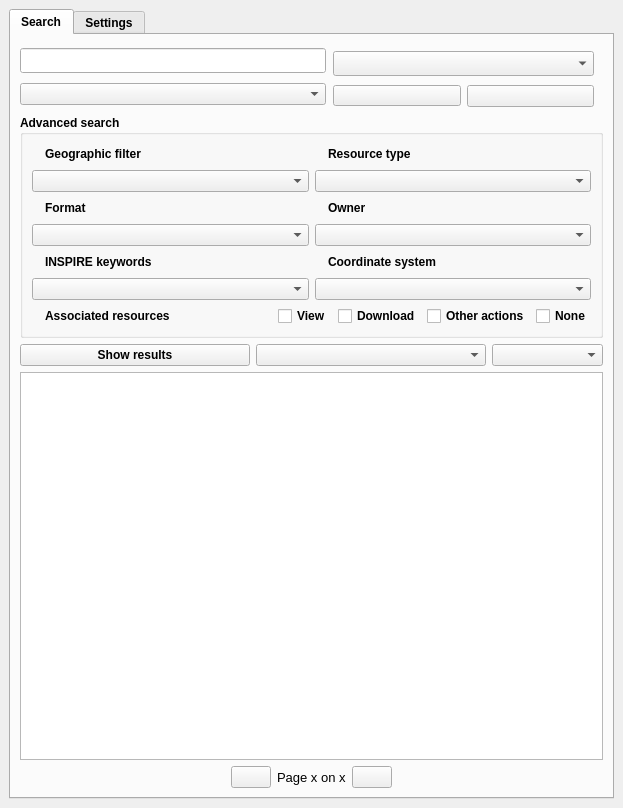
Old version of the form ui/isogeo_dockwidget_base.ui in the repository isogeo/isogeo-plugin-qgis.
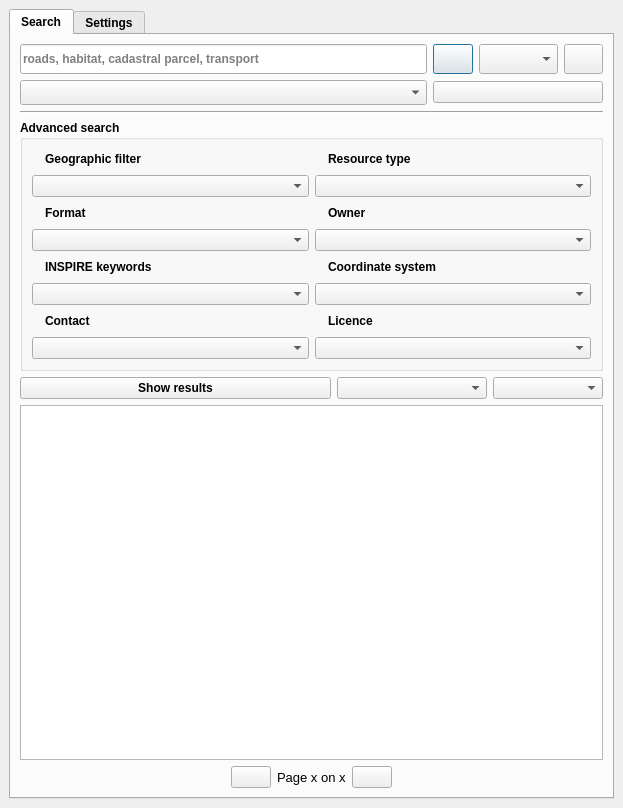
New version of the form. Icons and pictures are not drawn. Custom widgets are drawn as their Qt base class.

Commit message: delete actions filter and add licence and contact filters UI elements

Diff of the .ui file:
```diff
--- a/ui/isogeo_dockwidget_base.ui
+++ b/ui/isogeo_dockwidget_base.ui
@@ -13,7 +13,7 @@
   <property name="minimumSize">
    <size>
     <width>623</width>
-    <height>716</height>
+    <height>759</height>
    </size>
   </property>
   <property name="windowIcon">
@@ -48,6 +48,9 @@
         <bold>true</bold>
        </font>
       </property>
+      <property name="autoFillBackground">
+       <bool>false</bool>
+      </property>
       <property name="currentIndex">
        <number>0</number>
       </property>
@@ -61,177 +64,6 @@
        </attribute>
        <layout class="QGridLayout" name="gridLayout_3">
         <item column="0" row="3">
-         <widget class="QTableWidget" name="tbl_result">
-          <property name="editTriggers">
-           <set>QAbstractItemView::NoEditTriggers</set>
-          </property>
-          <property name="sortingEnabled">
-           <bool>false</bool>
-          </property>
-          <attribute name="horizontalHeaderVisible">
-           <bool>false</bool>
-          </attribute>
-          <attribute name="horizontalHeaderShowSortIndicator" stdset="0">
-           <bool>false</bool>
-          </attribute>
-          <attribute name="verticalHeaderVisible">
-           <bool>false</bool>
-          </attribute>
-          <column>
-           <property name="text">
-            <string>Title</string>
-           </property>
-          </column>
-          <column>
-           <property name="text">
-            <string>Modified</string>
-           </property>
-          </column>
-          <column>
-           <property name="text">
-            <string>Type</string>
-           </property>
-          </column>
-          <column>
-           <property name="text">
-            <string>Add</string>
-           </property>
-          </column>
-         </widget>
-        </item>
-        <item column="0" row="0">
-         <layout class="QHBoxLayout" name="horizontalLayout_14">
-          <item>
-           <layout class="QVBoxLayout" name="verticalLayout_6">
-            <item>
-             <widget class="QLineEdit" name="txt_input">
-              <property name="minimumSize">
-               <size>
-                <width>200</width>
-                <height>25</height>
-               </size>
-              </property>
-              <property name="toolTip">
-               <string>Enter your search terms</string>
-              </property>
-              <property name="autoFillBackground">
-               <bool>true</bool>
-              </property>
-              <property name="inputMask">
-               <string />
-              </property>
-              <property name="text">
-               <string />
-              </property>
-             </widget>
-            </item>
-            <item>
-             <widget class="QComboBox" name="cbb_quicksearch" />
-            </item>
-           </layout>
-          </item>
-          <item>
-           <widget class="QWidget" name="widget" native="true">
-            <property name="minimumSize">
-             <size>
-              <width>271</width>
-              <height>65</height>
-             </size>
-            </property>
-            <widget class="QWidget" name="layoutWidget">
-             <property name="geometry">
-              <rect>
-               <x>1</x>
-               <y>4</y>
-               <width>261</width>
-               <height>64</height>
-              </rect>
-             </property>
-             <layout class="QVBoxLayout" name="verticalLayout_11">
-              <item>
-               <widget class="QComboBox" name="cbb_keywords">
-                <property name="minimumSize">
-                 <size>
-                  <width>0</width>
-                  <height>25</height>
-                 </size>
-                </property>
-               </widget>
-              </item>
-              <item>
-               <layout class="QHBoxLayout" name="horizontalLayout_13">
-                <item>
-                 <widget class="QPushButton" name="btn_save">
-                  <property name="maximumSize">
-                   <size>
-                    <width>16777215</width>
-                    <height>16777215</height>
-                   </size>
-                  </property>
-                  <property name="font">
-                   <font>
-                    <pointsize>8</pointsize>
-                   </font>
-                  </property>
-                  <property name="toolTip">
-                   <string>Save research</string>
-                  </property>
-                  <property name="text">
-                   <string />
-                  </property>
-                  <property name="icon">
-                   <iconset resource="../resources.qrc">
-                    <normaloff>:/plugins/Isogeo/resources/save.svg</normaloff>:/plugins/Isogeo/resources/save.svg</iconset>
-                  </property>
-                  <property name="iconSize">
-                   <size>
-                    <width>18</width>
-                    <height>18</height>
-                   </size>
-                  </property>
-                 </widget>
-                </item>
-                <item>
-                 <widget class="QPushButton" name="btn_reinit">
-                  <property name="minimumSize">
-                   <size>
-                    <width>81</width>
-                    <height>0</height>
-                   </size>
-                  </property>
-                  <property name="maximumSize">
-                   <size>
-                    <width>16777215</width>
-                    <height>16777215</height>
-                   </size>
-                  </property>
-                  <property name="toolTip">
-                   <string>Reset all input fields</string>
-                  </property>
-                  <property name="text">
-                   <string />
-                  </property>
-                  <property name="icon">
-                   <iconset resource="../resources.qrc">
-                    <normaloff>:/plugins/Isogeo/resources/undo.svg</normaloff>:/plugins/Isogeo/resources/undo.svg</iconset>
-                  </property>
-                  <property name="iconSize">
-                   <size>
-                    <width>18</width>
-                    <height>18</height>
-                   </size>
-                  </property>
-                 </widget>
-                </item>
-               </layout>
-              </item>
-             </layout>
-            </widget>
-           </widget>
-          </item>
-         </layout>
-        </item>
-        <item column="0" row="2">
          <layout class="QHBoxLayout" name="horizontalLayout_17">
           <item>
            <widget class="QPushButton" name="btn_show">
@@ -255,6 +87,12 @@
           </item>
           <item>
            <widget class="QComboBox" name="cbb_ob">
+            <property name="maximumSize">
+             <size>
+              <width>150</width>
+              <height>16777215</height>
+             </size>
+            </property>
             <property name="toolTip">
              <string>Sorting method</string>
             </property>
@@ -270,7 +108,7 @@
             </property>
             <property name="maximumSize">
              <size>
-              <width>111</width>
+              <width>110</width>
               <height>16777215</height>
              </size>
             </property>
@@ -282,6 +120,45 @@
          </layout>
         </item>
         <item column="0" row="4">
+         <widget class="QTableWidget" name="tbl_result">
+          <property name="editTriggers">
+           <set>QAbstractItemView::NoEditTriggers</set>
+          </property>
+          <property name="sortingEnabled">
+           <bool>false</bool>
+          </property>
+          <attribute name="horizontalHeaderVisible">
+           <bool>false</bool>
+          </attribute>
+          <attribute name="horizontalHeaderShowSortIndicator" stdset="0">
+           <bool>false</bool>
+          </attribute>
+          <attribute name="verticalHeaderVisible">
+           <bool>false</bool>
+          </attribute>
+          <column>
+           <property name="text">
+            <string>Title</string>
+           </property>
+          </column>
+          <column>
+           <property name="text">
+            <string>Modified</string>
+           </property>
+          </column>
+          <column>
+           <property name="text">
+            <string>Type</string>
+           </property>
+          </column>
+          <column>
+           <property name="text">
+            <string>Add</string>
+           </property>
+          </column>
+         </widget>
+        </item>
+        <item column="0" row="5">
          <layout class="QHBoxLayout" name="horizontalLayout_12">
           <item>
            <spacer name="horizontalSpacer_7">
@@ -353,7 +230,160 @@
           </item>
          </layout>
         </item>
-        <item column="0" row="1">
+        <item column="0" row="0">
+         <layout class="QGridLayout" name="lyt_search">
+          <item column="2" row="0">
+           <widget class="QComboBox" name="cbb_quicksearch">
+            <property name="maximumSize">
+             <size>
+              <width>16777215</width>
+              <height>30</height>
+             </size>
+            </property>
+           </widget>
+          </item>
+          <item column="0" row="1">
+           <widget class="QComboBox" name="cbb_keywords">
+            <property name="minimumSize">
+             <size>
+              <width>0</width>
+              <height>25</height>
+             </size>
+            </property>
+           </widget>
+          </item>
+          <item column="0" row="0">
+           <widget class="QLineEdit" name="txt_input">
+            <property name="minimumSize">
+             <size>
+              <width>200</width>
+              <height>30</height>
+             </size>
+            </property>
+            <property name="toolTip">
+             <string>Enter your search terms</string>
+            </property>
+            <property name="autoFillBackground">
+             <bool>true</bool>
+            </property>
+            <property name="inputMask">
+             <string />
+            </property>
+            <property name="text">
+             <string />
+            </property>
+            <property name="placeholderText">
+             <string>roads, habitat, cadastral parcel, transport</string>
+            </property>
+           </widget>
+          </item>
+          <item column="1" row="0">
+           <widget class="QPushButton" name="btn_search_go">
+            <property name="minimumSize">
+             <size>
+              <width>0</width>
+              <height>30</height>
+             </size>
+            </property>
+            <property name="maximumSize">
+             <size>
+              <width>16777215</width>
+              <height>30</height>
+             </size>
+            </property>
+            <property name="cursor">
+             <cursorShape>PointingHandCursor</cursorShape>
+            </property>
+            <property name="toolTip">
+             <string>Launch search</string>
+            </property>
+            <property name="autoFillBackground">
+             <bool>true</bool>
+            </property>
+            <property name="text">
+             <string />
+            </property>
+            <property name="icon">
+             <iconset resource="../resources.qrc">
+              <normaloff>:/plugins/Isogeo/resources/search.svg</normaloff>:/plugins/Isogeo/resources/search.svg</iconset>
+            </property>
+            <property name="autoDefault">
+             <bool>true</bool>
+            </property>
+            <property name="default">
+             <bool>true</bool>
+            </property>
+            <property name="flat">
+             <bool>false</bool>
+            </property>
+           </widget>
+          </item>
+          <item colspan="3" column="1" row="1">
+           <widget class="QPushButton" name="btn_reinit">
+            <property name="minimumSize">
+             <size>
+              <width>81</width>
+              <height>0</height>
+             </size>
+            </property>
+            <property name="maximumSize">
+             <size>
+              <width>16777215</width>
+              <height>16777215</height>
+             </size>
+            </property>
+            <property name="toolTip">
+             <string>Reset all input fields</string>
+            </property>
+            <property name="text">
+             <string />
+            </property>
+            <property name="icon">
+             <iconset resource="../resources.qrc">
+              <normaloff>:/plugins/Isogeo/resources/undo.svg</normaloff>:/plugins/Isogeo/resources/undo.svg</iconset>
+            </property>
+            <property name="iconSize">
+             <size>
+              <width>18</width>
+              <height>18</height>
+             </size>
+            </property>
+           </widget>
+          </item>
+          <item column="3" row="0">
+           <widget class="QPushButton" name="btn_save">
+            <property name="maximumSize">
+             <size>
+              <width>16777215</width>
+              <height>30</height>
+             </size>
+            </property>
+            <property name="font">
+             <font>
+              <pointsize>8</pointsize>
+             </font>
+            </property>
+            <property name="toolTip">
+             <string>Save research</string>
+            </property>
+            <property name="text">
+             <string />
+            </property>
+            <property name="icon">
+             <iconset resource="../resources.qrc">
+              <normaloff>:/plugins/Isogeo/resources/save.svg</normaloff>:/plugins/Isogeo/resources/save.svg</iconset>
+            </property>
+            <property name="iconSize">
+             <size>
+              <width>18</width>
+              <height>18</height>
+             </size>
+            </property>
+           </widget>
+          </item>
+         </layout>
+        </item>
+        <item column="0" row="2">
          <widget class="QgsCollapsibleGroupBox" name="grp_filters">
           <property name="font">
            <font>
@@ -374,9 +404,9 @@
            <item column="0" row="0">
             <layout class="QVBoxLayout" name="verticalLayout_13">
              <item>
-              <layout class="QHBoxLayout" name="horizontalLayout_8">
+              <layout class="QHBoxLayout" name="lyt_horiz_filters">
                <item>
-                <layout class="QVBoxLayout" name="verticalLayout_8">
+                <layout class="QVBoxLayout" name="lyt_vert_filters_left">
                  <item>
                   <layout class="QVBoxLayout" name="verticalLayout">
                    <item>
@@ -402,6 +432,12 @@
                      </item>
                      <item>
                       <widget class="QLabel" name="lbl_geofilter">
+                       <property name="font">
+                        <font>
+                         <weight>75</weight>
+                         <bold>true</bold>
+                        </font>
+                       </property>
                        <property name="text">
                         <string>Geographic filter</string>
                        </property>
@@ -593,10 +629,75 @@
                    </item>
                   </layout>
                  </item>
+                 <item>
+                  <layout class="QVBoxLayout" name="lyt_vert_filter_contact">
+                   <property name="bottomMargin">
+                    <number>0</number>
+                   </property>
+                   <item>
+                    <layout class="QHBoxLayout" name="horizontalLayout_15">
+                     <property name="bottomMargin">
+                      <number>0</number>
+                     </property>
+                     <item>
+                      <widget class="QLabel" name="ico_contact">
+                       <property name="maximumSize">
+                        <size>
+                         <width>18</width>
+                         <height>18</height>
+                        </size>
+                       </property>
+                       <property name="text">
+                        <string />
+                       </property>
+                       <property name="pixmap">
+                        <pixmap resource="../resources.qrc">:/plugins/Isogeo/resources/phone_orange.svg</pixmap>
+                       </property>
+                       <property name="scaledContents">
+                        <bool>true</bool>
+                       </property>
+                      </widget>
+                     </item>
+                     <item>
+                      <widget class="QLabel" name="lbl_contact">
+                       <property name="font">
+                        <font>
+                         <weight>75</weight>
+                         <bold>true</bold>
+                        </font>
+                       </property>
+                       <property name="text">
+                        <string>Contact</string>
+                       </property>
+                       <property name="scaledContents">
+                        <bool>true</bool>
+                       </property>
+                      </widget>
+                     </item>
+                     <item>
+                      <spacer name="horizontalSpacer_17">
+                       <property name="orientation">
+                        <enum>Qt::Horizontal</enum>
+                       </property>
+                       <property name="sizeHint" stdset="0">
+                        <size>
+                         <width>40</width>
+                         <height>20</height>
+                        </size>
+                       </property>
+                      </spacer>
+                     </item>
+                    </layout>
+                   </item>
+                   <item>
+                    <widget class="QComboBox" name="cbb_contact" />
+                   </item>
+                  </layout>
+                 </item>
                 </layout>
                </item>
                <item>
-                <layout class="QVBoxLayout" name="verticalLayout_9">
+                <layout class="QVBoxLayout" name="lyt_vert_filters_right">
                  <item>
                   <layout class="QVBoxLayout" name="verticalLayout_2">
                    <item>
@@ -622,6 +723,12 @@
                      </item>
                      <item>
                       <widget class="QLabel" name="lbl_type">
+                       <property name="font">
+                        <font>
+                         <weight>75</weight>
+                         <bold>true</bold>
+                        </font>
+                       </property>
                        <property name="text">
                         <string>Resource type</string>
                        </property>
@@ -813,93 +920,78 @@
                    </item>
                   </layout>
                  </item>
+                 <item>
+                  <layout class="QVBoxLayout" name="lyt_vert_filter_licence">
+                   <item>
+                    <layout class="QHBoxLayout" name="horizontalLayout_8">
+                     <item>
+                      <widget class="QLabel" name="ico_license">
+                       <property name="maximumSize">
+                        <size>
+                         <width>18</width>
+                         <height>18</height>
+                        </size>
+                       </property>
+                       <property name="text">
+                        <string />
+                       </property>
+                       <property name="pixmap">
+                        <pixmap resource="../resources.qrc">:/plugins/Isogeo/resources/gavel.png</pixmap>
+                       </property>
+                       <property name="scaledContents">
+                        <bool>true</bool>
+                       </property>
+                      </widget>
+                     </item>
+                     <item>
+                      <widget class="QLabel" name="lbl_license">
+                       <property name="font">
+                        <font>
+                         <weight>75</weight>
+                         <bold>true</bold>
+                        </font>
+                       </property>
+                       <property name="text">
+                        <string>Licence</string>
+                       </property>
+                      </widget>
+                     </item>
+                     <item>
+                      <spacer name="horizontalSpacer_18">
+                       <property name="orientation">
+                        <enum>Qt::Horizontal</enum>
+                       </property>
+                       <property name="sizeHint" stdset="0">
+                        <size>
+                         <width>40</width>
+                         <height>20</height>
+                        </size>
+                       </property>
+                      </spacer>
+                     </item>
+                    </layout>
+                   </item>
+                   <item>
+                    <widget class="QComboBox" name="cbb_license" />
+                   </item>
+                  </layout>
+                 </item>
                 </layout>
                </item>
               </layout>
              </item>
-             <item>
-              <layout class="QHBoxLayout" name="horizontalLayout_7">
-               <item>
-                <widget class="QLabel" name="ico_actions">
-                 <property name="maximumSize">
-                  <size>
-                   <width>18</width>
-                   <height>18</height>
-                  </size>
-                 </property>
-                 <property name="text">
-                  <string />
-                 </property>
-                 <property name="pixmap">
-                  <pixmap resource="../resources.qrc">:/plugins/Isogeo/resources/play.svg</pixmap>
-                 </property>
-                 <property name="scaledContents">
-                  <bool>true</bool>
-                 </property>
-                </widget>
-               </item>
-               <item>
-                <widget class="QLabel" name="lbl_actions">
-                 <property name="font">
-                  <font>
-                   <weight>75</weight>
-                   <italic>false</italic>
-                   <bold>true</bold>
-                  </font>
-                 </property>
-                 <property name="text">
-                  <string>Associated resources</string>
-                 </property>
-                </widget>
-               </item>
-               <item>
-                <spacer name="horizontalSpacer_12">
-                 <property name="orientation">
-                  <enum>Qt::Horizontal</enum>
-                 </property>
-                 <property name="sizeHint" stdset="0">
-                  <size>
-                   <width>18</width>
-                   <height>17</height>
-                  </size>
-                 </property>
-                </spacer>
-               </item>
-               <item>
-                <widget class="QCheckBox" name="chb_view">
-                 <property name="text">
-                  <string>View</string>
-                 </property>
-                </widget>
-               </item>
-               <item>
-                <widget class="QCheckBox" name="chb_download">
-                 <property name="text">
-                  <string>Download</string>
-                 </property>
-                </widget>
-               </item>
-               <item>
-                <widget class="QCheckBox" name="chb_other">
-                 <property name="text">
-                  <string>Other actions</string>
-                 </property>
-                </widget>
-               </item>
-               <item>
-                <widget class="QCheckBox" name="chb_none">
-                 <property name="text">
-                  <string>None</string>
-                 </property>
-                </widget>
-               </item>
-              </layout>
-             </item>
             </layout>
            </item>
           </layout>
          </widget>
         </item>
+        <item column="0" row="1">
+         <widget class="Line" name="line">
+          <property name="orientation">
+           <enum>Qt::Horizontal</enum>
+          </property>
+         </widget>
+        </item>
        </layout>
        <zorder>grp_filters</zorder>
        <zorder>tbl_result</zorder>
```
Left out of the diff: 28 changed lines with no effect on the pictures. The commit also changes 1 other file.
